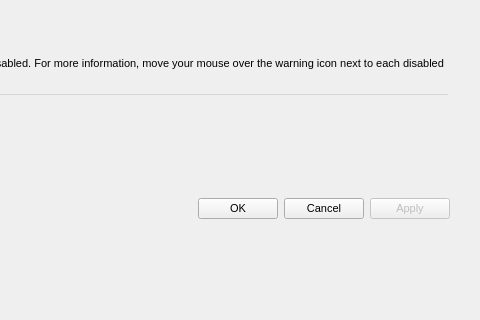
Before: the Qt Designer form src/MEGASync/gui/macx/SettingsDialog.ui in meganz/MEGAsync, drawn with Qt 5; both pictures show x 160 to 640 and y 328 to 648 of the 640 by 648 pixel window.
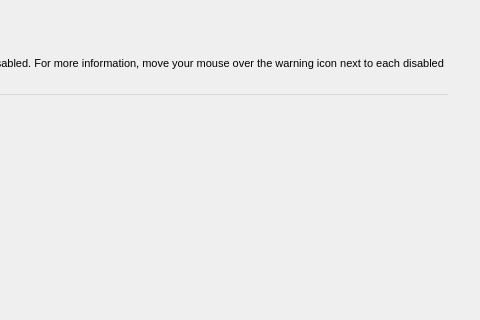
After: the same form once the commit is applied. Icons and pictures are not drawn. Custom widgets are drawn as their Qt base class.

Commit message: Remove Apply, Ok & Cancel buttons and code

```diff
--- a/src/MEGASync/gui/macx/SettingsDialog.ui
+++ b/src/MEGASync/gui/macx/SettingsDialog.ui
@@ -224,60 +224,6 @@
           </property>
          </spacer>
         </item>
-        <item>
-         <widget class="QPushButton" name="bOk">
-          <property name="styleSheet">
-           <string notr="true"/>
-          </property>
-          <property name="text">
-           <string>OK</string>
-          </property>
-          <property name="autoDefault">
-           <bool>false</bool>
-          </property>
-         </widget>
-        </item>
-        <item>
-         <widget class="QPushButton" name="bCancel">
-          <property name="sizePolicy">
-           <sizepolicy hsizetype="Preferred" vsizetype="Fixed">
-            <horstretch>0</horstretch>
-            <verstretch>0</verstretch>
-           </sizepolicy>
-          </property>
-          <property name="text">
-           <string>Cancel</string>
-          </property>
-          <property name="autoDefault">
-           <bool>false</bool>
-          </property>
-         </widget>
-        </item>
-        <item>
-         <widget class="QPushButton" name="bApply">
-          <property name="enabled">
-           <bool>false</bool>
-          </property>
-          <property name="minimumSize">
-           <size>
-            <width>0</width>
-            <height>0</height>
-           </size>
-          </property>
-          <property name="maximumSize">
-           <size>
-            <width>16777215</width>
-            <height>16777215</height>
-           </size>
-          </property>
-          <property name="text">
-           <string>Apply</string>
-          </property>
-          <property name="autoDefault">
-           <bool>false</bool>
-          </property>
-         </widget>
-        </item>
        </layout>
       </item>
      </layout>
```
Left out of the diff: 3 changed lines with no effect on the pictures. The commit also changes 4 other files.
